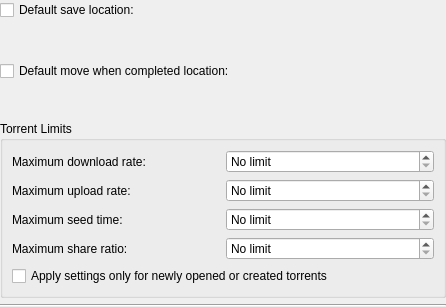
This is ktorrent/groups/grouppolicydlg.ui in KDE/ktorrent as Qt 5 draws it before an edit. The edited form follows.
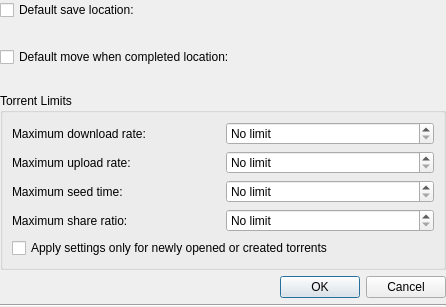
This is the edited form. Custom widgets are drawn as their Qt base class.

What changed in the file:
```diff
--- a/ktorrent/groups/grouppolicydlg.ui
+++ b/ktorrent/groups/grouppolicydlg.ui
@@ -158,6 +158,13 @@
      </layout>
     </widget>
    </item>
+   <item>
+    <widget class="QDialogButtonBox" name="buttonBox">
+     <property name="standardButtons">
+      <set>QDialogButtonBox::Cancel|QDialogButtonBox::Ok</set>
+     </property>
+    </widget>
+   </item>
    <item>
     <widget class="Line" name="line">
      <property name="orientation">
```
Left out of the diff: 12 changed lines with no effect on the pictures.
